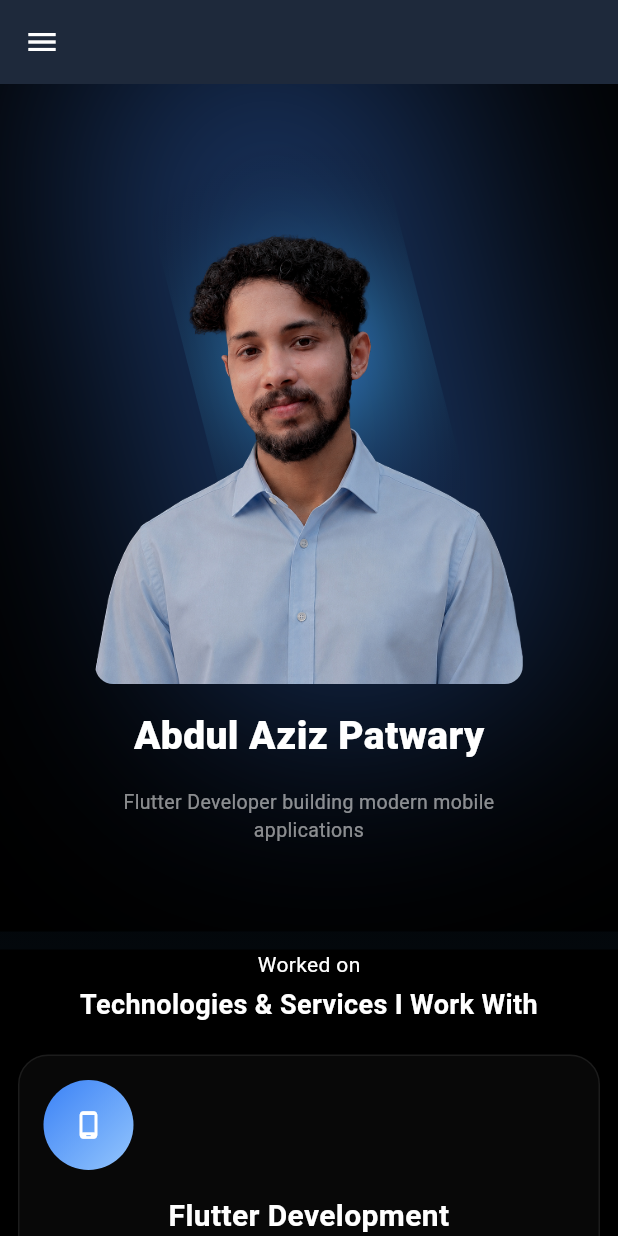
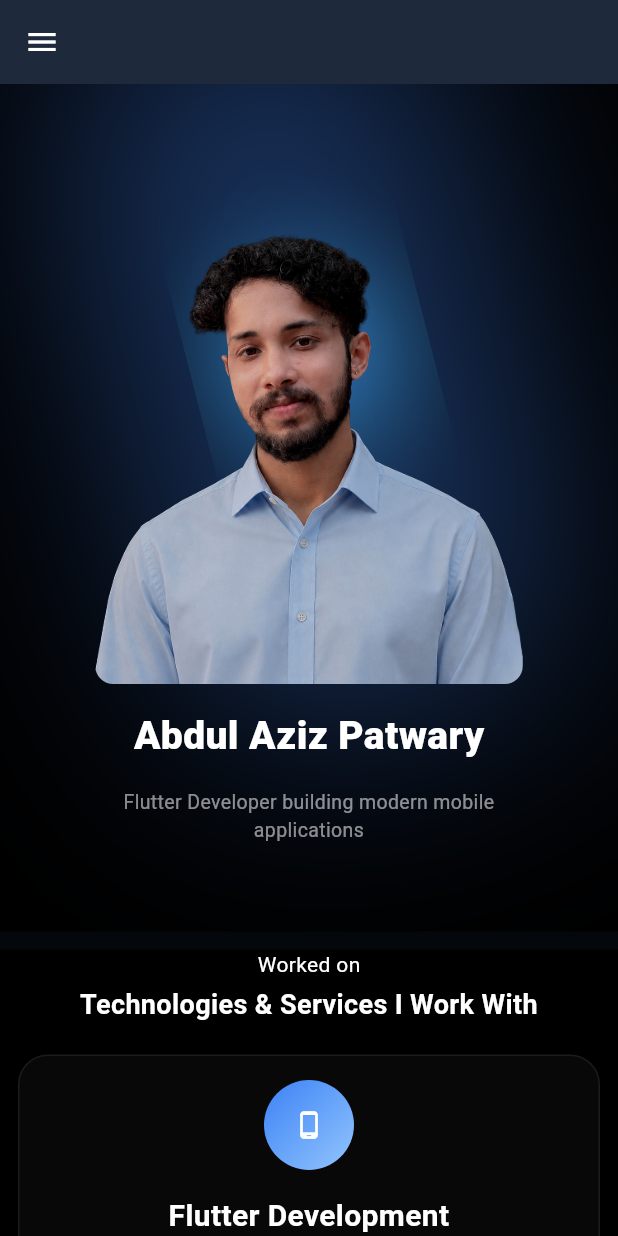
Before and after one commit to abdulazizpatwary/aziz_portpolio, a Flutter app: the screen it shows after launch, on a phone screen of 412 x 824 dp. Run offline on Flutter 3.47's test engine with Material 3 defaults, Android fonts, the phone set to English and light mode, and no system bars; drawn by our look-alikes of animated_text_kit; our stand-ins replace google_fonts, responsive_builder.

Commit message:
small update text align

```diff
--- a/lib/fetures/home/ui/screens/home.dart
+++ b/lib/fetures/home/ui/screens/home.dart
@@ -452,7 +452,7 @@ class _HomeState extends State<Home> {
                                       color: Colors.white54,
                                       //fontWeight: FontWeight.w400
                                     ),
-                                    speed: Duration(milliseconds: 40),
+                                    speed: Duration(milliseconds: 100),
                                   ),
                                 ],
                                 totalRepeatCount: 1,
@@ -559,11 +559,10 @@ class _HomeState extends State<Home> {
                     ),
                   ),
                 ),
-
                 SizedBox(height: 12),
                 ConstrainedBox(
                   constraints: BoxConstraints(maxWidth: 900),
-                  child: Text(
+                  child: Text(textAlign: TextAlign.justify,
                     "I am a Mobile Application Developer and a Computer Science and Engineering graduate. I specialize in Flutter development with a foundational understanding of Android (Java), focusing on building clean, scalable, and user-friendly mobile applications. I have worked on real-world projects such as eCommerce applications, Firebase-based apps, and API-integrated mobile solutions. These experiences have helped me gain practical knowledge of mobile app development, state management, and performance optimization. I am a passionate learner who continuously explores new technologies and improves my skills to build efficient and high-quality mobile applications. I am currently seeking opportunities to contribute and grow as a professional Flutter Developer.",
                     style: TextStyle(
                       fontSize: isMobile(context) ? 13 : 15,
@@ -628,10 +627,12 @@ class _HomeState extends State<Home> {
                 ConstrainedBox(
                   constraints: BoxConstraints(maxWidth: 900),
                   child: Text(
-                    "Flutter and Android (Java) mobile app development with focus on scalable and user-friendly applications. Experienced in REST API integration and Firebase services including Authentication and Firestore. Skilled in state management using GetX, BLoC, and Provider (basic). Familiar with MVC and MVVM architecture patterns and clean code practices. Proficient in Dart, Java, SQLite, and Git/GitHub for version control and project management. Strong focus on performance optimization, UI/UX implementation, and problem-solving.",
+                    "Flutter and Android (Java) mobile app development with focus on scalable and user-friendly applications. Experienced in REST API integration and Firebase services including Authentication and Firestore. Skilled in state management using GetX, BLoC, and Provider (basic). Familiar with MVC and MVVM architecture patterns and clean code practices. Proficient in Dart, Java, SQLite, and Git/GitHub for version control and project management. Strong focus on performance optimization, UI/UX implementation, and problem-solving.",textAlign: TextAlign.justify,
                     style: TextStyle(
+
                       fontSize: isMobile(context) ? 13 : 15,
                       color: const Color(0xFFD1D5DB),
+
                       height: 1.7,
                       letterSpacing: 0.2,
                     ),
@@ -752,10 +753,13 @@ class _HomeState extends State<Home> {
                 ConstrainedBox(
                   constraints: BoxConstraints(maxWidth: 900),
                   child: RichText(
+                    textAlign: TextAlign.center,
                     text: TextSpan(
+
                       style: TextStyle(
                         fontSize: isMobile(context) ? 13 : 15,
                         color: Colors.grey.shade300,
+
                         height: 1.5,
                       ),
                       text:
--- a/lib/fetures/home/ui/widgets/technology_grid_item.dart
+++ b/lib/fetures/home/ui/widgets/technology_grid_item.dart
@@ -26,7 +26,7 @@ class TechnologyGridItem extends StatelessWidget {
       padding: const EdgeInsets.all(16),
       child: Column(
         mainAxisAlignment: MainAxisAlignment.start,
-        crossAxisAlignment: CrossAxisAlignment.start,
+        crossAxisAlignment: CrossAxisAlignment.center,
         children: [
 
           Container(
```
Also changed, not shown: 2 other files.
